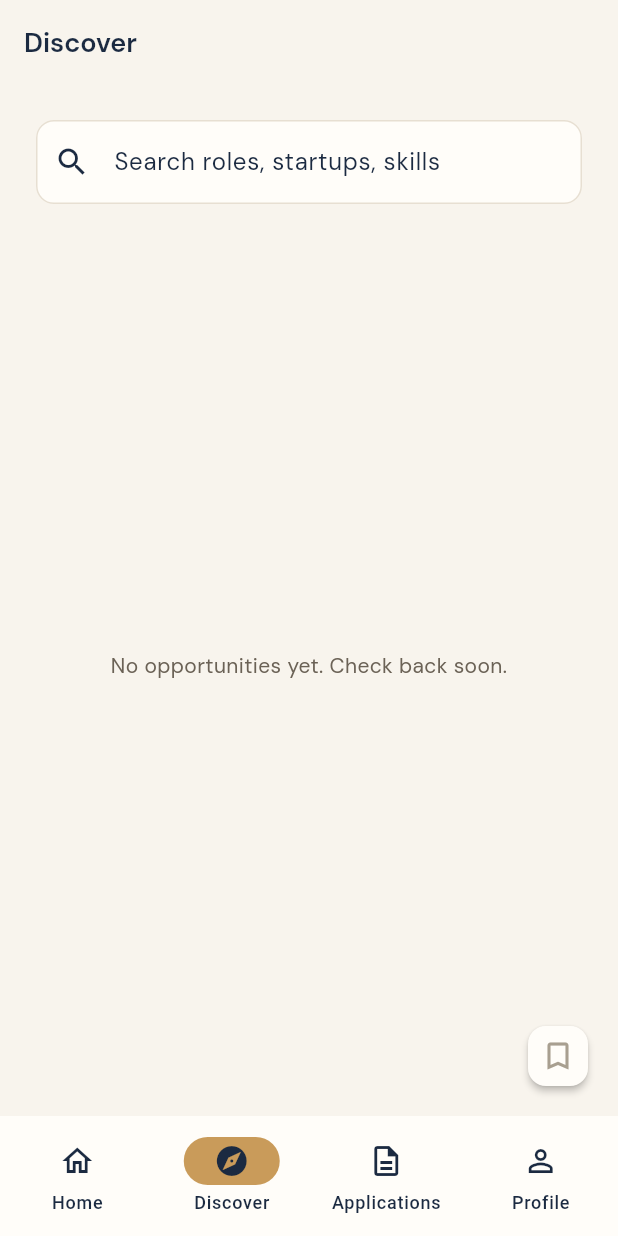
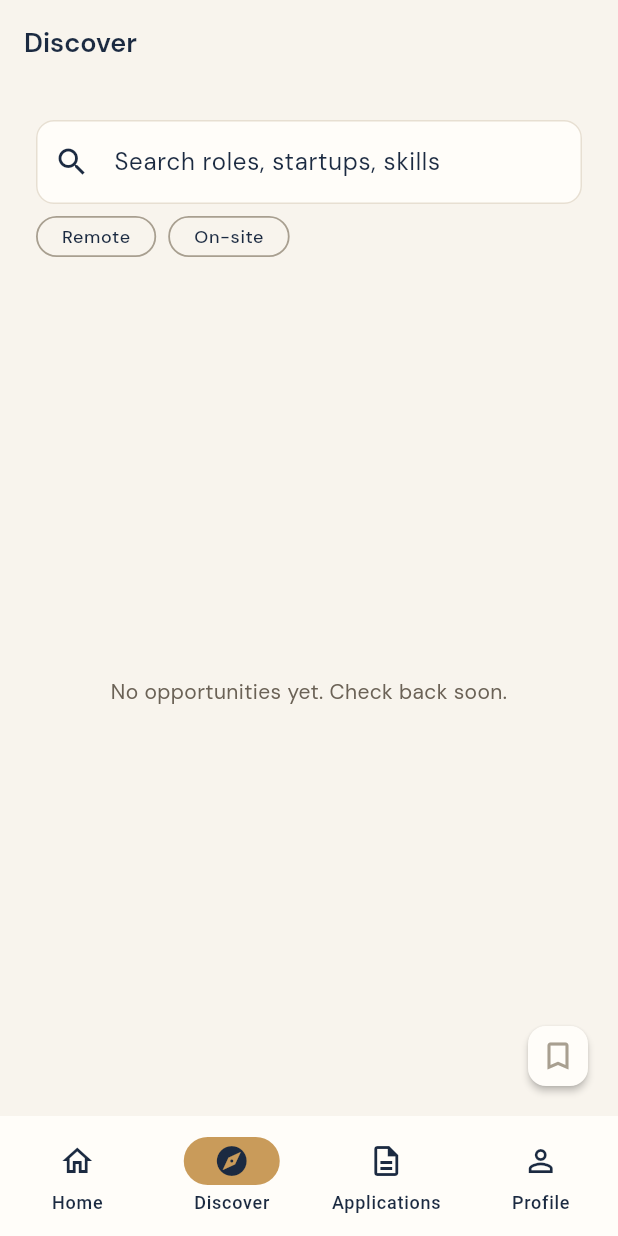
Before and after one commit to teniolaiji/Hatch_MobileDev_Formative2, a Flutter app: the DiscoverScreen screen opened by its route, on a phone screen of 412 x 824 dp. Run offline on Flutter 3.47's test engine with Material 3 defaults, Android fonts, the phone set to English and light mode, and no system bars; our stand-ins replace cloud_firestore, firebase_auth, firebase_core, flutter_riverpod, go_router, google_fonts; accounts and stored records are empty.

Commit message:
Fixed bugs, hatch complete

```diff
--- a/lib/screens/discover_screen.dart
+++ b/lib/screens/discover_screen.dart
@@ -44,6 +44,7 @@ class _DiscoverScreenState extends ConsumerState<DiscoverScreen> {
     final rawQuery = ref.watch(searchQueryProvider);
     final query = rawQuery.trim().toLowerCase();
     final category = ref.watch(selectedCategoryProvider);
+    final location = ref.watch(selectedLocationProvider);
     final userSkills = ref.watch(currentUserProvider).value?.skills ?? [];
     final savedIds = ref.watch(savedOpportunityIdsProvider);
     final showSavedOnly = ref.watch(showSavedOnlyProvider);
@@ -55,11 +56,21 @@ class _DiscoverScreenState extends ConsumerState<DiscoverScreen> {
     if (category != null) {
       results = results.where((o) => o.category == category).toList();
     }
+    if (location != null) {
+      results = results.where((o) => o.location == location).toList();
+    }
     if (query.isNotEmpty) {
       results = results.where((o) {
-        final haystack = [o.title, o.startupName, ...o.requiredSkills]
-            .join(' ')
-            .toLowerCase();
+        final locationLabel =
+            o.location == LocationType.remote ? 'remote' : 'on-site onsite';
+        final haystack = [
+          o.title,
+          o.startupName,
+          o.category.label,
+          o.timeCommitment,
+          locationLabel,
+          ...o.requiredSkills,
+        ].join(' ').toLowerCase();
         return haystack.contains(query);
       }).toList();
     }
@@ -67,7 +78,9 @@ class _DiscoverScreenState extends ConsumerState<DiscoverScreen> {
       results = results.where((o) => savedIds.contains(o.id)).toList();
     }
 
-    final activeFilters = (category != null ? 1 : 0) + (showSavedOnly ? 1 : 0);
+    final activeFilters = (category != null ? 1 : 0) +
+        (location != null ? 1 : 0) +
+        (showSavedOnly ? 1 : 0);
 
     return Scaffold(
       appBar: AppBar(title: const Text('Discover')),
@@ -97,8 +110,37 @@ class _DiscoverScreenState extends ConsumerState<DiscoverScreen> {
               ),
             ),
 
+            // ── Location chips ────────────────────────────────────────────
+            Padding(
+              padding: const EdgeInsets.fromLTRB(
+                  AppSpacing.lg, 0, AppSpacing.lg, AppSpacing.sm),
+              child: Row(
+                children: [
+                  _LocationChip(
+                    label: 'Remote',
+                    selected: location == LocationType.remote,
+                    onTap: () => ref
+                        .read(selectedLocationProvider.notifier)
+                        .set(location == LocationType.remote
+                            ? null
+                            : LocationType.remote),
+                  ),
+                  const SizedBox(width: AppSpacing.sm),
+                  _LocationChip(
+                    label: 'On-site',
+                    selected: location == LocationType.onsite,
+                    onTap: () => ref
+                        .read(selectedLocationProvider.notifier)
+                        .set(location == LocationType.onsite
+                            ? null
+                            : LocationType.onsite),
+                  ),
+                ],
+              ),
+            ),
 
-            if (activeFilters > 0)
+            // ── Active filter pills ───────────────────────────────────────
+            if (category != null || showSavedOnly)
               Padding(
                 padding: const EdgeInsets.fromLTRB(
                     AppSpacing.lg, 0, AppSpacing.lg, AppSpacing.sm),
@@ -201,6 +243,47 @@ class _DiscoverScreenState extends ConsumerState<DiscoverScreen> {
   }
 }
 
+class _LocationChip extends StatelessWidget {
+  const _LocationChip({
+    required this.label,
+    required this.selected,
+    required this.onTap,
+  });
+  final String label;
+  final bool selected;
+  final VoidCallback onTap;
+
+  @override
+  Widget build(BuildContext context) {
+    final text = Theme.of(context).textTheme;
+    return GestureDetector(
+      onTap: onTap,
+      child: AnimatedContainer(
+        duration: const Duration(milliseconds: 150),
+        padding: const EdgeInsets.symmetric(
+          horizontal: AppSpacing.md,
+          vertical: AppSpacing.xs,
+        ),
+        decoration: BoxDecoration(
+          color: selected ? AppColors.navy : Colors.transparent,
+          borderRadius: BorderRadius.circular(AppRadius.xl),
+          border: Border.all(
+            color: selected ? AppColors.navy : AppColors.stone,
+            width: selected ? 1 : 1.2,
+          ),
+        ),
+        child: Text(
+          label,
+          style: text.labelSmall?.copyWith(
+            color: selected ? AppColors.cream : AppColors.navy,
+            fontWeight: selected ? FontWeight.w600 : FontWeight.w500,
+          ),
+        ),
+      ),
+    );
+  }
+}
+
 class _FilterPill extends StatelessWidget {
   const _FilterPill({required this.label, required this.onRemove});
   final String label;
```
Also changed, not shown: lib/providers/opportunity_providers.dart (+19 -3 lines), lib/router/app_router.dart (+9 -1 lines), lib/screens/edit_alu_screen.dart (+5 -5 lines).
